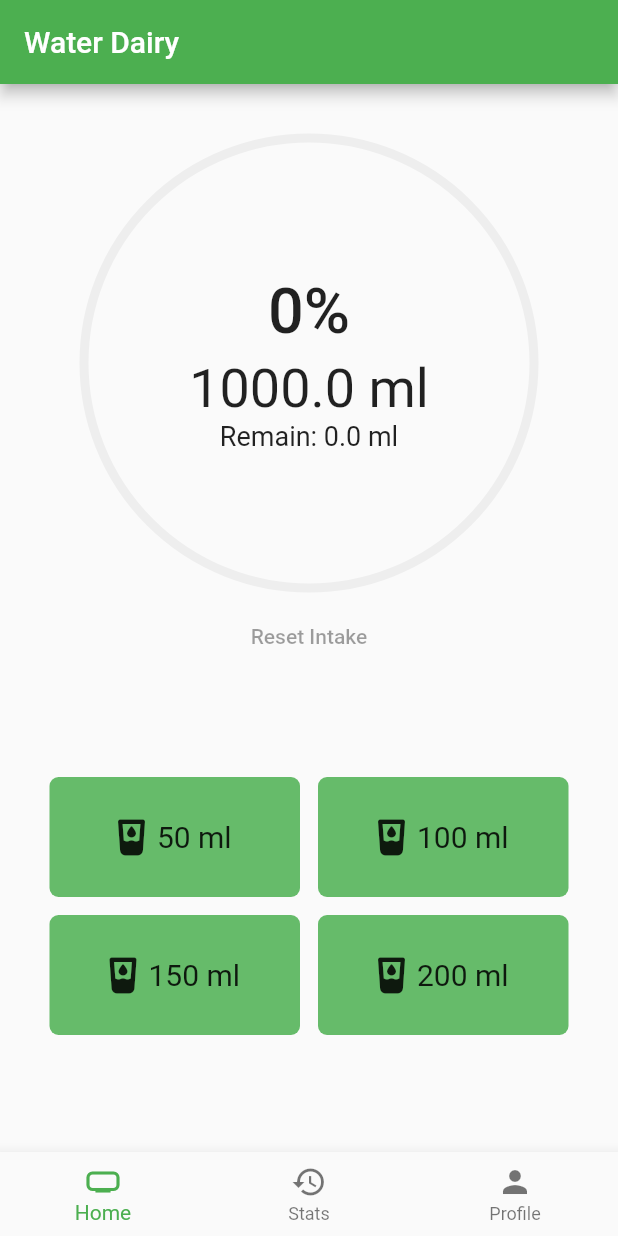
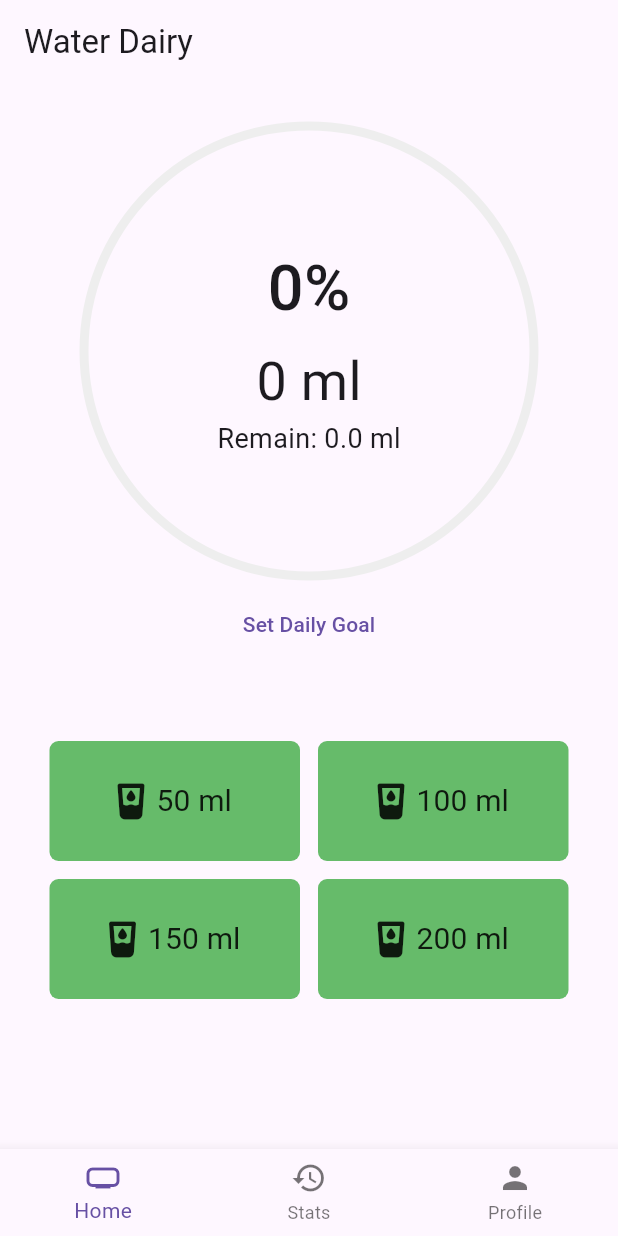
Before and after one commit to sarkartanmay393/WaterDairy, a Flutter app: the screen it shows after launch, on a phone screen of 412 x 824 dp. Run offline on Flutter 3.47's test engine with Material 2 defaults, Android fonts, the phone set to English and light mode, and no system bars; our stand-ins replace font_awesome_flutter, hooks_riverpod, riverpod, simple_circular_progress_bar.

Commit message:
Fixes: Goal Setting Screen

```diff
--- a/lib/main.dart
+++ b/lib/main.dart
@@ -33,6 +33,7 @@ class MyApp extends StatelessWidget {
       debugShowCheckedModeBanner: false,
       title: "Water Dairy",
       theme: ThemeData(
+        useMaterial3: true,
         primarySwatch: Colors.green,
       ),
       home: const Layout(),
--- a/lib/providers/daily_water_intake.dart
+++ b/lib/providers/daily_water_intake.dart
@@ -10,7 +10,7 @@ class DailyWaterIntake {
   const DailyWaterIntake({
     required this.id,
     required this.intake,
-    this.goal = 1000.0,
+    this.goal = 0.0,
     this.completed = false,
     this.intakePercentage = 0.0,
   });
@@ -31,12 +31,12 @@ class DailyWaterIntakeController extends StateNotifier<DailyWaterIntake> {
   DailyWaterIntakeController()
       : super(DailyWaterIntake(id: _uuid.v4(), intake: 0));
 
-  void setInitialGoal(double goal) {
+  void setDailyGoal(double goal) {
     state = DailyWaterIntake(
       id: _uuid.v4(),
       goal: goal,
-      intake: 1000.0,
-      completed: false,
+      intake: state.intake,
+      completed: state.completed,
     );
   }
 
@@ -48,7 +48,7 @@ class DailyWaterIntakeController extends StateNotifier<DailyWaterIntake> {
     }
 
     state = DailyWaterIntake(
-      id: _uuid.v4(),
+      id: state.id,
       goal: state.goal,
       intake: currentIntake,
       completed: currentIntake >= state.goal ? true : state.completed,
--- a/lib/screens/home.dart
+++ b/lib/screens/home.dart
@@ -4,6 +4,7 @@ import 'package:simple_circular_progress_bar/simple_circular_progress_bar.dart';
 
 import '../main.dart';
 import '../widgets/button.dart';
+import '../widgets/dialog.dart';
 
 class Home extends HookConsumerWidget {
   const Home({Key? key}) : super(key: key);
@@ -11,37 +12,16 @@ class Home extends HookConsumerWidget {
   @override
   Widget build(BuildContext context, WidgetRef ref) {
     final dailyWaterIntake = ref.watch(dailyWaterIntakeProvider);
-    final goalAmountController = TextEditingController();
+
 
     return Scaffold(
-      body: Center(
+      body: SingleChildScrollView(
+        physics: const NeverScrollableScrollPhysics(),
+        child: SizedBox(
+          // height: MediaQuery.of(context).size.height,
           child: Column(
             mainAxisAlignment: MainAxisAlignment.center,
             children: [
-            // if (dailyWaterIntake.goal < -0.1)
-            //   AlertDialog(
-            //     title: const Text("Set Goal"),
-            //     content: TextField(
-            //       controller: goalAmountController,
-            //       decoration: const InputDecoration(
-            //         labelText: "Daily Water Intake Goal (ml)",
-            //       ),
-            //       keyboardType: TextInputType.number,
-            //     ),
-            //     actions: [
-            //       TextButton(
-            //           onPressed: () => {
-            //                 if (goalAmountController.text.isNotEmpty)
-            //                   {
-            //                     ref
-            //                         .read(dailyWaterIntakeProvider.notifier)
-            //                         .setInitialGoal(
-            //                             double.parse(goalAmountController.text))
-            //                   }
-            //               },
-            //           child: const Text("Set")),
-            //     ],
-            //   ),
               Padding(
                 padding: const EdgeInsets.fromLTRB(0, 28, 0, 8),
                 child: SizedBox(
@@ -74,7 +54,7 @@ class Home extends HookConsumerWidget {
                             mainAxisAlignment: MainAxisAlignment.center,
                             children: [
                               Text(
-                              '${dailyWaterIntake.goal} ',
+                                '${dailyWaterIntake.goal.toStringAsFixed(0)} ',
                                 style: const TextStyle(
                                     fontSize: 36, fontWeight: FontWeight.w400),
                               ),
@@ -96,16 +76,28 @@ class Home extends HookConsumerWidget {
                   ),
                 ),
               ),
-
-            TextButton(
-              onPressed: dailyWaterIntake.completed ? () => {
-                ref.read(dailyWaterIntakeProvider.notifier).resetIntake(),
-              } : null,
+              dailyWaterIntake.completed
+                  ? TextButton(
+                      onPressed: dailyWaterIntake.completed
+                          ? () => {
+                                ref
+                                    .read(dailyWaterIntakeProvider.notifier)
+                                    .resetIntake(),
+                              }
+                          : null,
                       child: const Text('Reset Intake'),
+                    )
+                  : TextButton(
+                      onPressed: () => {
+                        Navigator.of(context).push(PageRouteBuilder(
+                            opaque: false,
+                            pageBuilder: (BuildContext context, _, __) =>
+                                const DailyGoalDialog()
+                        ))
+                      },
+                      child: const Text('Set Daily Goal'),
                     ),
-
-            Container(
-              margin: const EdgeInsets.all(16.0),
+              SizedBox(
                 height: 280,
                 child: Column(
                   mainAxisAlignment: MainAxisAlignment.center,
@@ -133,6 +125,7 @@ class Home extends HookConsumerWidget {
             ],
           ),
         ),
+      ),
     );
   }
 }
```
Also changed, not shown: lib/providers/other_state_objects.dart (+9 -0 lines), lib/widgets/dialog.dart (added, +51 -0 lines). Lines whose indentation alone changed are shown as unchanged.
